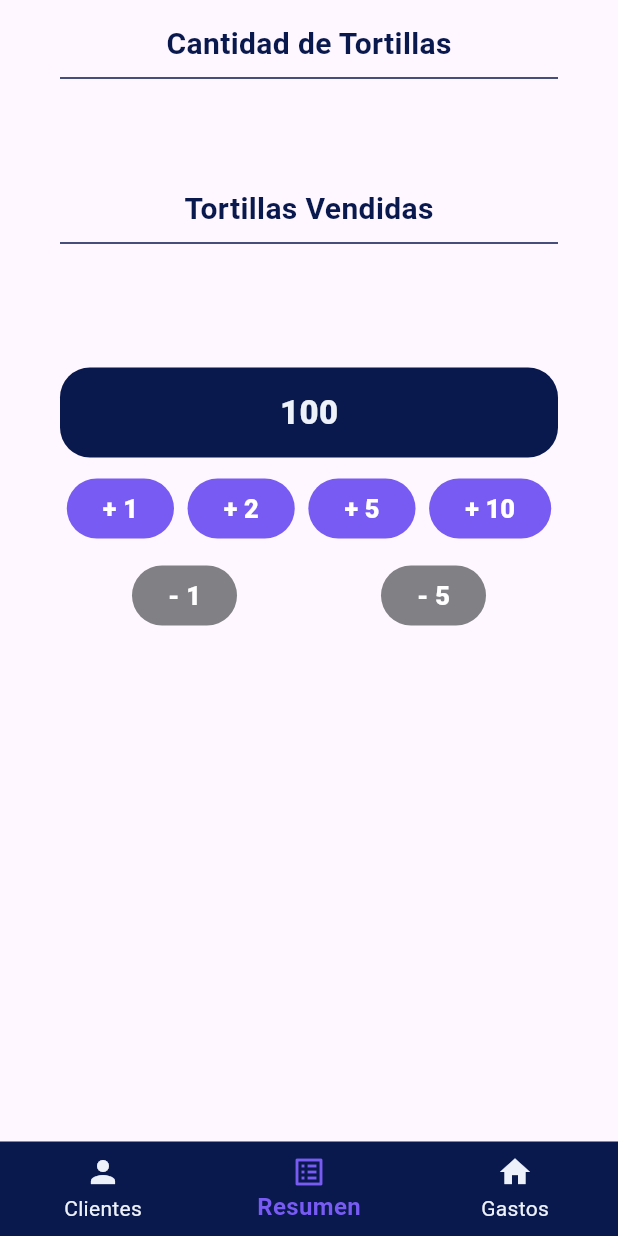
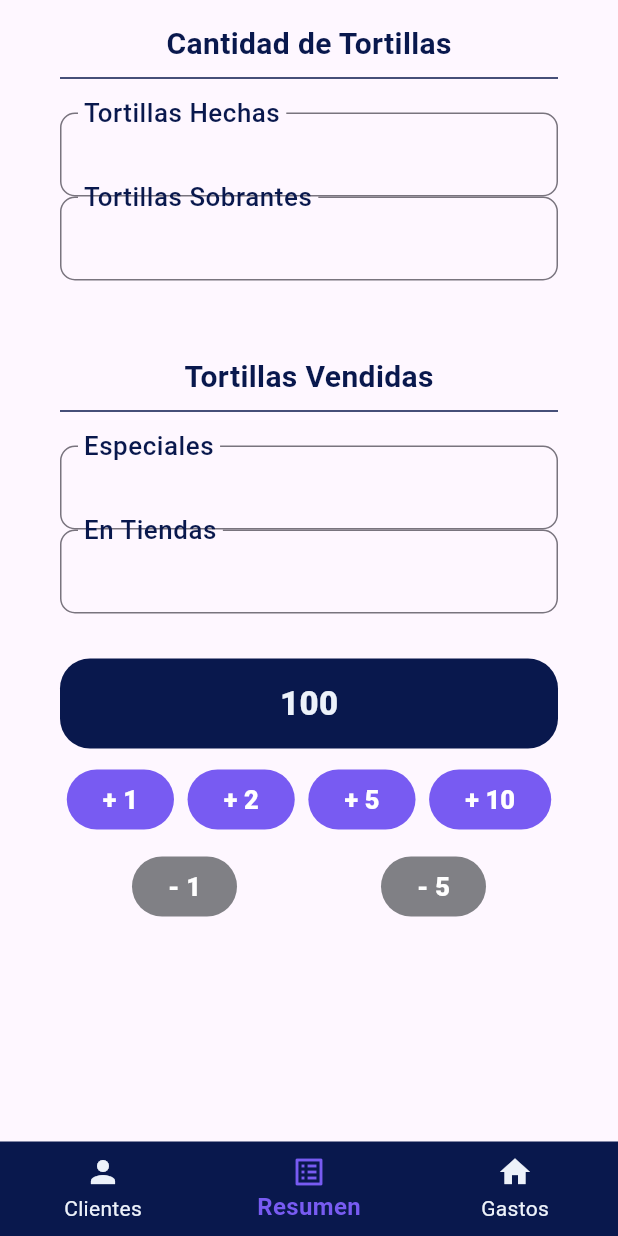
Before and after one commit to Angel-Alfonso-OL/tortilleria_chaly, a Flutter app: the screen it shows after launch, on a phone screen of 412 x 824 dp. Run offline on Flutter 3.47's test engine with Material 3 defaults, Android fonts, the phone set to English and light mode, and no system bars; our stand-ins replace animate_do, flutter_riverpod, go_router, isar; accounts and stored records are empty; generated files the repository leaves out were written again.

Commit message:
Incorporacion de TextFormFields en la pagina de SalesScreen.

```diff
--- a/lib/presentation/screen/home_screen/home_screen.dart
+++ b/lib/presentation/screen/home_screen/home_screen.dart
@@ -21,7 +21,7 @@ class _HomeScreenState extends ConsumerState<HomeScreen> {
 
   final List<Widget> _pagesList = [
     const ListClientScreen(),
-    const SalesScreen(),
+    SalesScreen(),
     Container(color: Colors.blue),
   ];
 
--- a/lib/presentation/screen/sale_screen/sales_screen/sales_screen.dart
+++ b/lib/presentation/screen/sale_screen/sales_screen/sales_screen.dart
@@ -1,11 +1,16 @@
 import 'package:flutter/material.dart';
 import 'package:tortilleria_chaly/config/colors.dart';
+import 'package:tortilleria_chaly/presentation/screen/widget/custom_text_form_field.dart';
+import 'package:tortilleria_chaly/presentation/screen/widget/input_validator.dart';
 
 part './row_bottons.dart';
 
 class SalesScreen extends StatelessWidget {
-
-  const SalesScreen({super.key});
+  final _controllerTortillasHechas = TextEditingController();
+  final _controllerTortillasSobrantes = TextEditingController();
+  final _controllerTortillasVenidasEspeciales = TextEditingController();
+  final _controllerTortillasVenidasTiendas = TextEditingController();
+  SalesScreen({super.key});
 
   @override
   Widget build(BuildContext context) {
@@ -16,11 +21,11 @@ class SalesScreen extends StatelessWidget {
       child: Container(
         height: double.infinity,
         padding: const EdgeInsets.symmetric(horizontal: 40, vertical: 0),
-        child: const SingleChildScrollView(
+        child: SingleChildScrollView(
           child: Column(
             children: [
-              SizedBox(height: 15),
-              Text(
+              const SizedBox(height: 15),
+              const Text(
                 "Cantidad de Tortillas",
                 style: TextStyle(
                   fontSize: 20,
@@ -28,11 +33,22 @@ class SalesScreen extends StatelessWidget {
                   color: darkBlue,
                 ),
               ),
-              Divider(color: darkBlue),
-              SizedBox(height: 15),
-
-              SizedBox(height: 50),
-              Text(
+              const Divider(color: darkBlue),
+              const SizedBox(height: 15),
+              CustomTextFormField(
+                controller: _controllerTortillasHechas,
+                label: "Tortillas Hechas",
+                textInputType: TextInputType.number,
+                funcionValidadora: InputValidator.numberValidator,
+              ),
+              CustomTextFormField(
+                controller: _controllerTortillasSobrantes,
+                label: "Tortillas Sobrantes",
+                textInputType: TextInputType.number,
+                funcionValidadora: InputValidator.numberValidator,
+              ),
+              const SizedBox(height: 50),
+              const Text(
                 "Tortillas Vendidas",
                 style: TextStyle(
                   fontSize: 20,
@@ -40,13 +56,22 @@ class SalesScreen extends StatelessWidget {
                   color: darkBlue,
                 ),
               ),
-              Divider(color: darkBlue),
-              SizedBox(height: 15),
-
-              SizedBox(height: 30),
-
-              SizedBox(height: 30),
-              _RowBottons(),
+              const Divider(color: darkBlue),
+              const SizedBox(height: 15),
+              CustomTextFormField(
+                controller: _controllerTortillasVenidasEspeciales,
+                label: "Especiales",
+                textInputType: TextInputType.number,
+                funcionValidadora: InputValidator.numberValidator,
+              ),
+              CustomTextFormField(
+                controller: _controllerTortillasVenidasTiendas,
+                label: "En Tiendas",
+                textInputType: TextInputType.number,
+                funcionValidadora: InputValidator.numberValidator,
+              ),
+              const SizedBox(height: 30),
+              const _RowBottons(),
             ],
           ),
         ),
```
